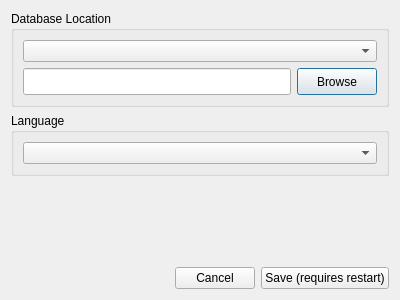
The window that configdialog.ui (paul-fink/anerkennungsdb) describes before a commit, drawn with Qt 5.
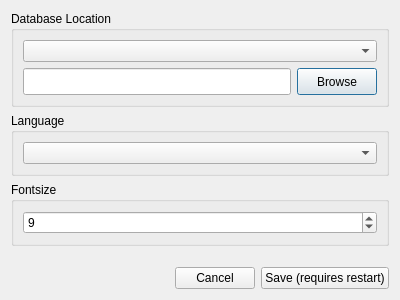
The same window after the commit.

The edit to the form file:
```diff
--- a/configdialog.ui
+++ b/configdialog.ui
@@ -106,6 +106,34 @@
      </layout>
     </widget>
    </item>
+   <item>
+    <widget class="QGroupBox" name="fontsizeGBox">
+     <property name="title">
+      <string>Fontsize</string>
+     </property>
+     <layout class="QVBoxLayout" name="fontsizeVLayout">
+      <item>
+       <widget class="QSpinBox" name="fontsizeSpinBox">
+        <property name="sizePolicy">
+         <sizepolicy hsizetype="Expanding" vsizetype="Fixed">
+          <horstretch>0</horstretch>
+          <verstretch>0</verstretch>
+         </sizepolicy>
+        </property>
+        <property name="minimum">
+         <number>5</number>
+        </property>
+        <property name="maximum">
+         <number>20</number>
+        </property>
+        <property name="value">
+         <number>9</number>
+        </property>
+       </widget>
+      </item>
+     </layout>
+    </widget>
+   </item>
    <item>
     <spacer name="verticalSpacer">
      <property name="orientation">
```
